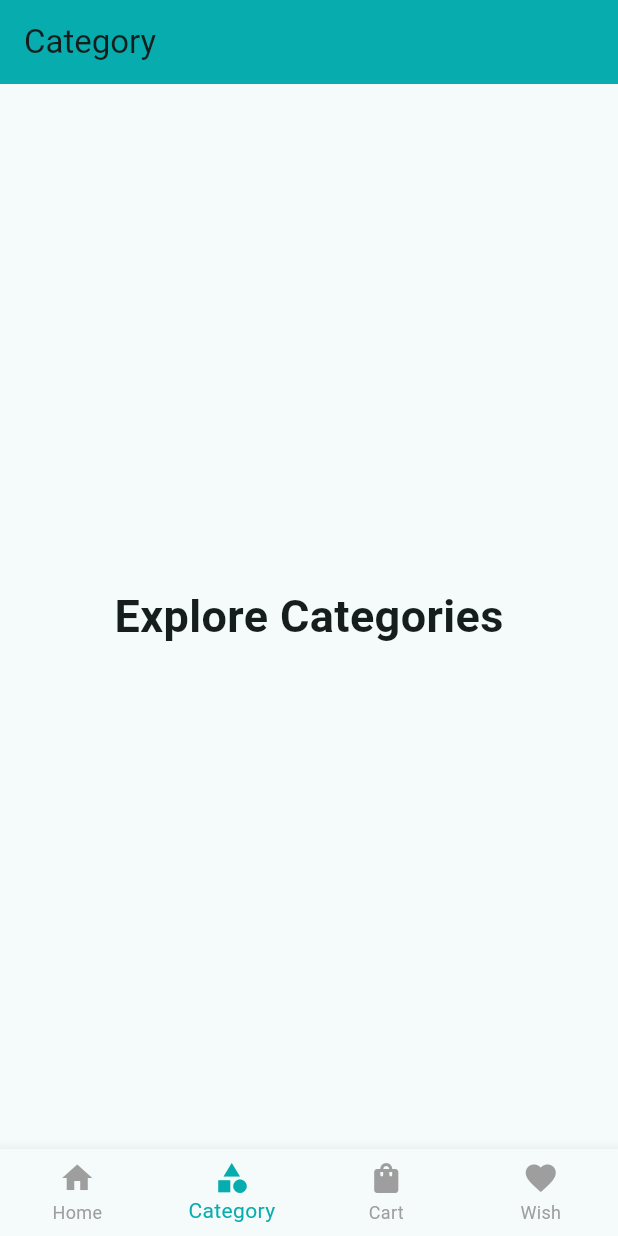
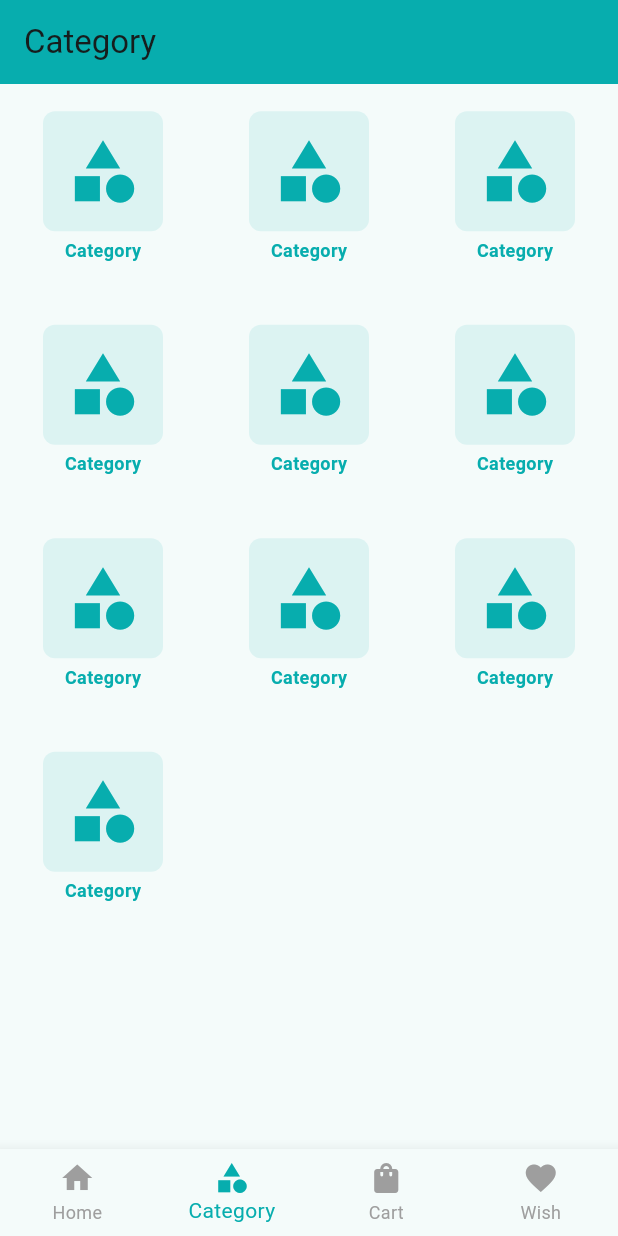
Before and after one commit to iArgho/crafty_bay_ecommerce_flutter, a Flutter app: the screen it shows after launch, item 2 of the bottom bar chosen, on a phone screen of 412 x 824 dp. Run offline on Flutter 3.47's test engine with Material 3 defaults, Android fonts, the phone set to English and light mode, and no system bars; our stand-ins replace carousel_slider, flutter_svg, get, pin_code_fields.

Commit message:
Bottom Category Screen has been updated

```diff
--- a/lib/presentation/UI/screens/bottomnavscreen/bottom_category_screen.dart
+++ b/lib/presentation/UI/screens/bottomnavscreen/bottom_category_screen.dart
@@ -1,3 +1,4 @@
+import 'package:crafty_bay_ecommerce_flutter/presentation/UI/widget/category_card.dart';
 import 'package:flutter/material.dart';
 
 class BottomCategoryScreen extends StatelessWidget {
@@ -5,10 +6,17 @@ class BottomCategoryScreen extends StatelessWidget {
 
   @override
   Widget build(BuildContext context) {
-    return const Center(
-      child: Text(
-        'Explore Categories',
-        style: TextStyle(fontSize: 30, fontWeight: FontWeight.bold),
+    return SizedBox(
+      height: double.infinity,
+      child: GridView.builder(
+        gridDelegate: const SliverGridDelegateWithFixedCrossAxisCount(
+          crossAxisCount: 3,
+          mainAxisSpacing: 5,
+        ),
+        itemCount: 10,
+        itemBuilder: (context, index) {
+          return const CategoryCard();
+        },
       ),
     );
   }
```
